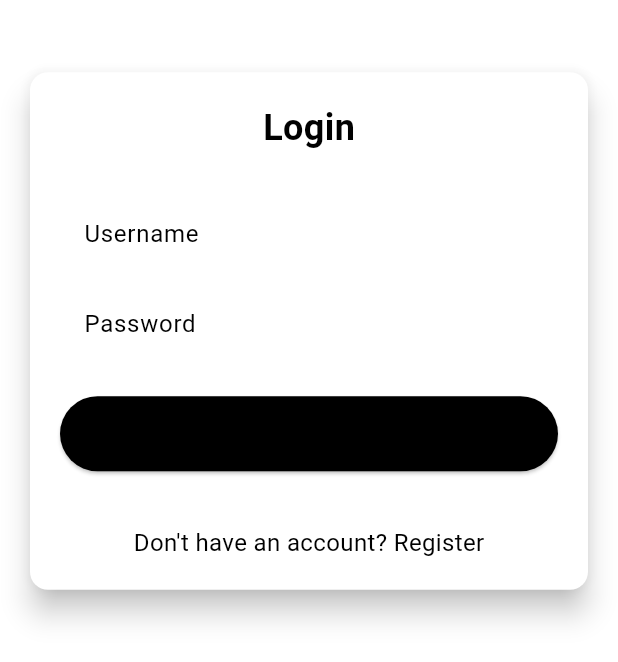
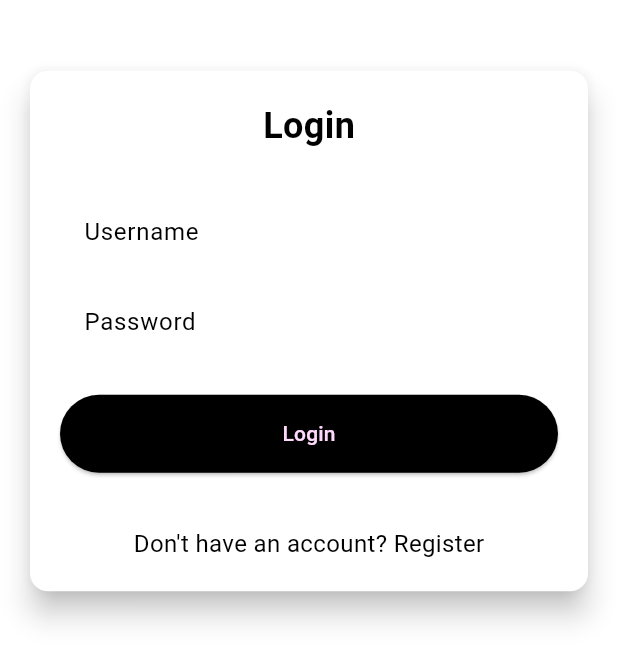
Before and after one commit to caqqmarina/E-commerce-mobile-app, a Flutter app: the screen it shows after launch, on a phone screen of 412 x 824 dp. Shown: the part 329-991 px from the top of the screen. Run offline on Flutter 3.47's test engine with Material 3 defaults, Android fonts, the phone set to English and light mode, and no system bars; missing offline and left inert: pbp_django_auth.

```diff
--- a/lib/screens/login.dart
+++ b/lib/screens/login.dart
@@ -149,7 +149,7 @@ class _LoginPageState extends State<LoginPage> {
                       backgroundColor: Theme.of(context).colorScheme.primary,
                       padding: const EdgeInsets.symmetric(vertical: 16.0),
                     ),
-                    // child: const Text('Login'),
+                    child: const Text('Login'),
                   ),
                   const SizedBox(height: 36.0),
                   GestureDetector(
```
Also changed, not shown: 2 other files.
